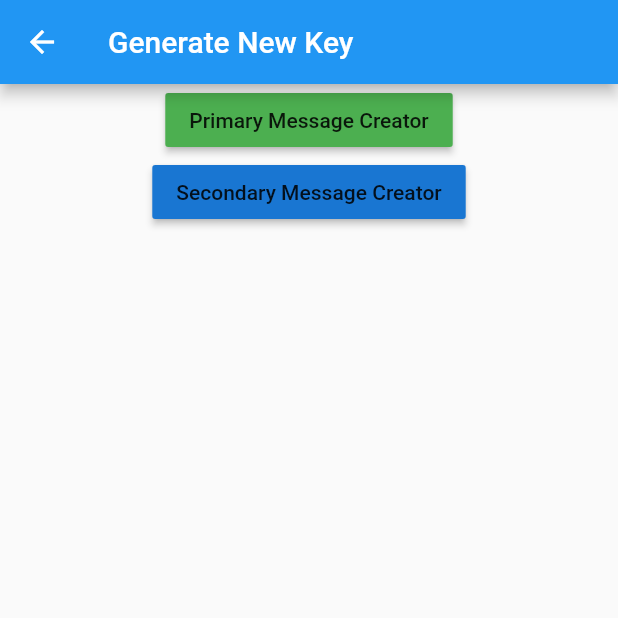
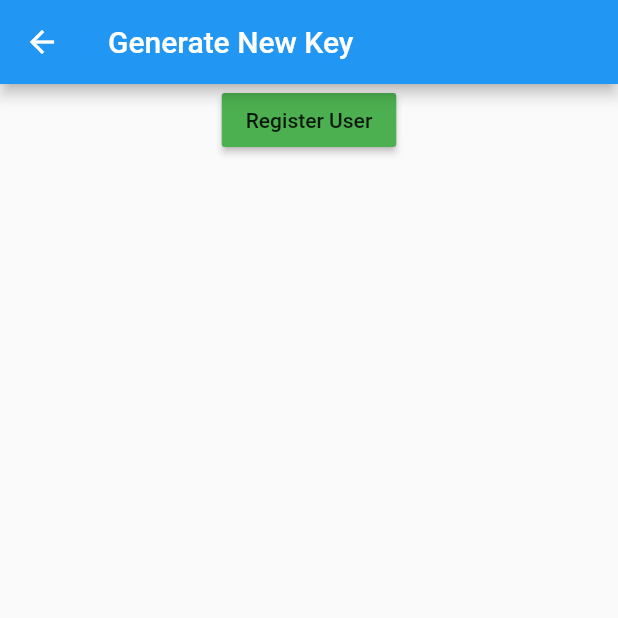
Before and after one commit to SD-Paranoia/Paranoia, a Flutter app: the GenerateKey screen opened directly, on a phone screen of 412 x 824 dp, the top half of it. Run offline on Flutter 3.47's test engine with Material 2 defaults, Android fonts, the phone set to English and light mode, and no system bars; our stand-ins replace sqflite; missing offline and left inert: pointycastle, steel_crypt; accounts and stored records are empty; network calls fail.

Commit message:
UI enhancements

```diff
--- a/lib/CreateServer.dart
+++ b/lib/CreateServer.dart
@@ -2,6 +2,7 @@ import 'package:flutter/cupertino.dart';
 import 'package:flutter/material.dart';
 import 'package:paranoia/networking.dart';
 import 'package:http/http.dart' as http;
+import 'package:paranoia/asymmetric_encryption.dart';
 
 
 class CreateServer extends StatefulWidget {
@@ -78,7 +79,10 @@ class _CreateServerState extends State<CreateServer> {
                   RaisedButton(
                       child: Text("Exchange Key"),
                       onPressed: (){
-                        sendMsg(myController.text, fingerPrint, "http://" + myController2.text).then((http.Response retVal){
+                        //String msg, String fingerPrint, String signedChallenge, String groupID, String ipPort
+
+                        //rsaSign(getPrivateKey(), myController.text;
+                        sendMsg(myController.text, fingerPrint, "", "", "https://" + myController2.text).then((http.Response retVal){
                           setState(() {
                             body = retVal.body;
                             responseCode = retVal.statusCode;
--- a/lib/GenerateKey.dart
+++ b/lib/GenerateKey.dart
@@ -24,7 +24,7 @@ class _GenerateKeyState extends State<GenerateKey> {
                 children: <Widget>[
 
                   RaisedButton(
-                    child: Text('Primary Message Creator'),
+                    child: Text('Register User'),
                     color: Colors.green,
                     onPressed: (){
                       Navigator.push(
@@ -33,16 +33,6 @@ class _GenerateKeyState extends State<GenerateKey> {
                       );
                     },
                   ),
-                  RaisedButton(
-                    child: Text('Secondary Message Creator'),
-                    color: Colors.blue[700],
-                    onPressed: (){
-                      Navigator.push(
-                        context,
-                        MaterialPageRoute(builder: (context) => Secondary()),
-                      );
-                    },
-                  )
 
                 ])));
 
--- a/lib/main.dart
+++ b/lib/main.dart
@@ -4,7 +4,7 @@ import 'package:paranoia/database_demo.dart';
 import 'local_store.dart';
 import 'package:paranoia/NetworkDemo.dart';
 import 'package:paranoia/CreateServer.dart';
-import 'package:paranoia/GenerateKey.dart';
+import 'package:paranoia/Primary.dart';
 
 
 void main(){
@@ -36,7 +36,7 @@ class ParanoiaHome extends StatelessWidget{
               onPressed: (){
                 Navigator.push(
                   context,
-                  MaterialPageRoute(builder: (context) => GenerateKey()),
+                  MaterialPageRoute(builder: (context) => Primary()),
                 );
               },
             ),
```
Also changed, not shown: lib/group_creation.dart (+60 -0 lines), pubspec.lock, 1 other file.
